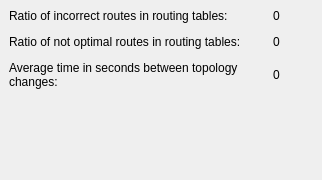
Above: Computer_networks/p2p/src/forms/statistics_widget.ui from rutsky/semester09 before the change. Below: the same form after it.
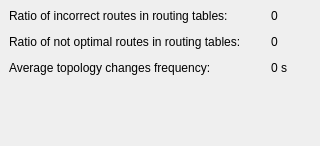
That is the form after the change.

Commit message: Estimate average topology changes frequency

```diff
--- a/Computer_networks/p2p/src/forms/statistics_widget.ui
+++ b/Computer_networks/p2p/src/forms/statistics_widget.ui
@@ -6,14 +6,14 @@
    <rect>
     <x>0</x>
     <y>0</y>
-    <width>322</width>
-    <height>180</height>
+    <width>320</width>
+    <height>146</height>
    </rect>
   </property>
   <property name="minimumSize">
    <size>
     <width>320</width>
-    <height>175</height>
+    <height>146</height>
    </size>
   </property>
   <property name="features">
@@ -66,7 +66,7 @@
       <item row="2" column="0">
        <widget class="QLabel" name="label_3">
         <property name="text">
-         <string>Average time in seconds between topology changes:</string>
+         <string>Average topology changes frequency:</string>
         </property>
         <property name="wordWrap">
          <bool>true</bool>
@@ -76,7 +76,7 @@
       <item row="2" column="1">
        <widget class="QLabel" name="timeBetweenChangesLabel">
         <property name="text">
-         <string>0</string>
+         <string>0 s</string>
         </property>
        </widget>
       </item>
```
The commit also changes 3 other files.
